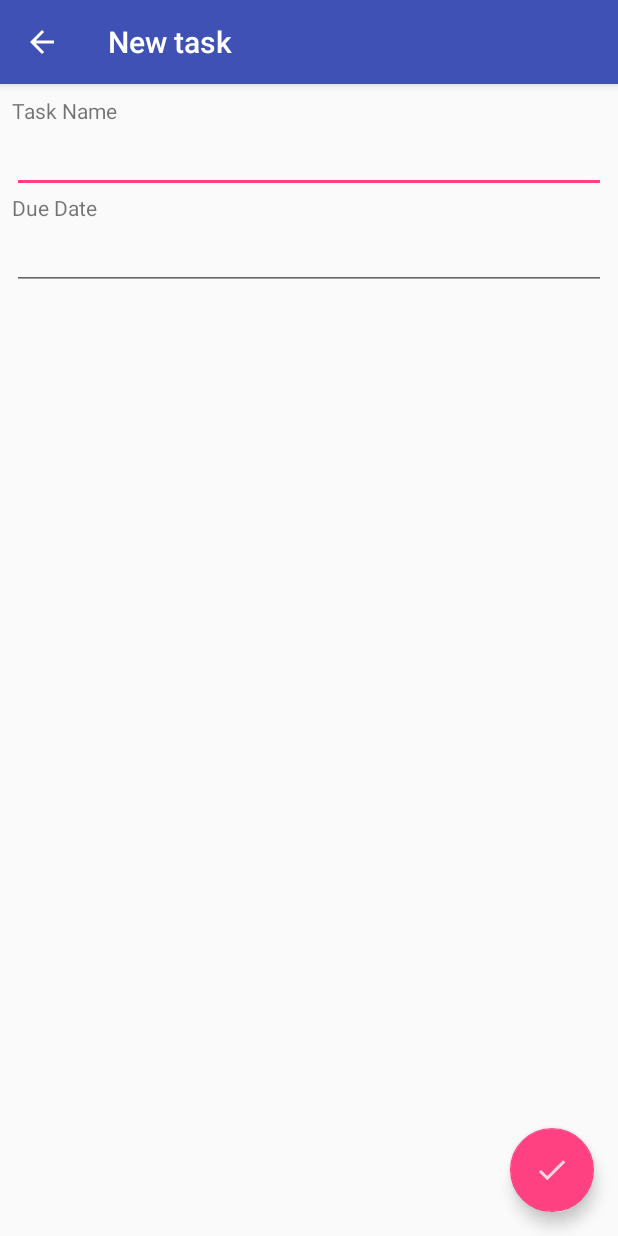
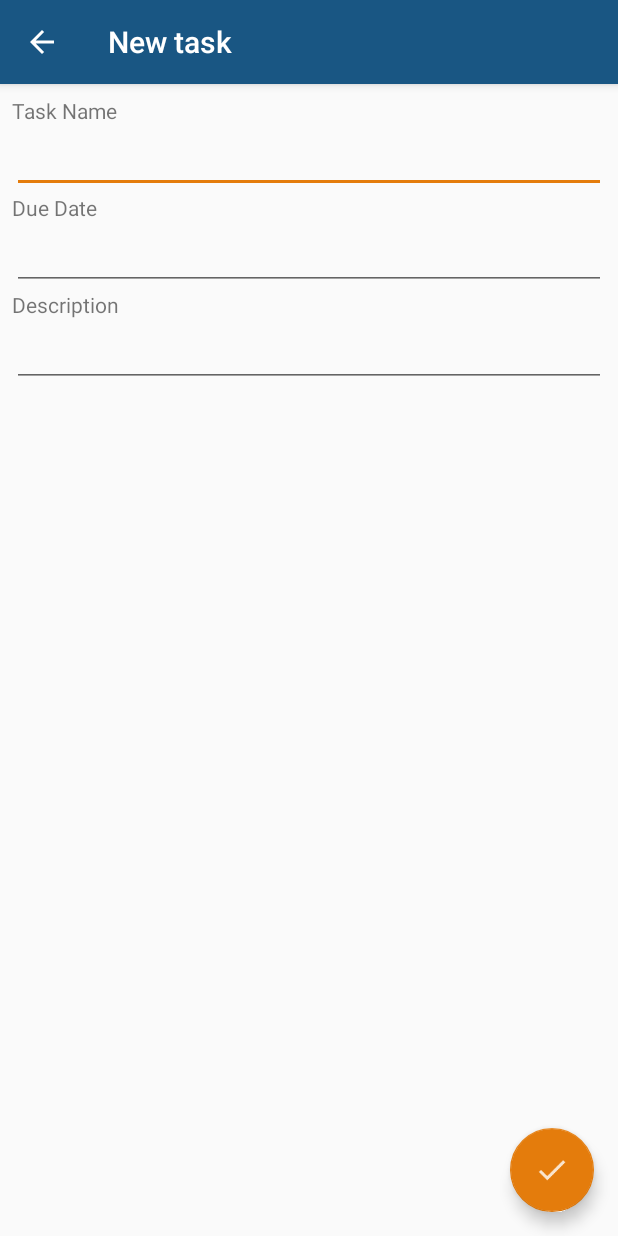
Before and after one commit to vschettino/KeepIt, an Android app: the TaskCreateActivity screen opened directly, with no data from a screen before it, on a phone screen of 412 x 824 dp. Run offline under Robolectric (Android 15) with nearby library versions, the phone set to English and light mode, and no system bars.

Commit message:
Changing project colors and adding description field at task create form

```diff
--- a/app/src/main/res/layout/content_task_create.xml
+++ b/app/src/main/res/layout/content_task_create.xml
@@ -41,5 +41,19 @@
             android:layout_width="match_parent"
             android:layout_height="wrap_content"
             android:inputType="date" />
+
+        <TextView
+            android:id="@+id/txtDesc"
+            android:layout_width="match_parent"
+            android:layout_height="wrap_content"
+            android:text="Description" />
+
+        <EditText
+            android:id="@+id/edtDesc"
+            android:layout_width="match_parent"
+            android:layout_height="wrap_content"
+            android:inputType="textMultiLine"
+            android:ems="10"
+            />
     </LinearLayout>
 </RelativeLayout>
--- a/app/src/main/res/values/colors.xml
+++ b/app/src/main/res/values/colors.xml
@@ -1,6 +1,6 @@
 <?xml version="1.0" encoding="utf-8"?>
 <resources>
-    <color name="colorPrimary">#3f51b5</color>
-    <color name="colorPrimaryDark">#303F9F</color>
-    <color name="colorAccent">#FF4081</color>
+    <color name="colorPrimary">#195683</color>
+    <color name="colorPrimaryDark">#262d5b</color>
+    <color name="colorAccent">#e47c0c</color>
 </resources>
```
